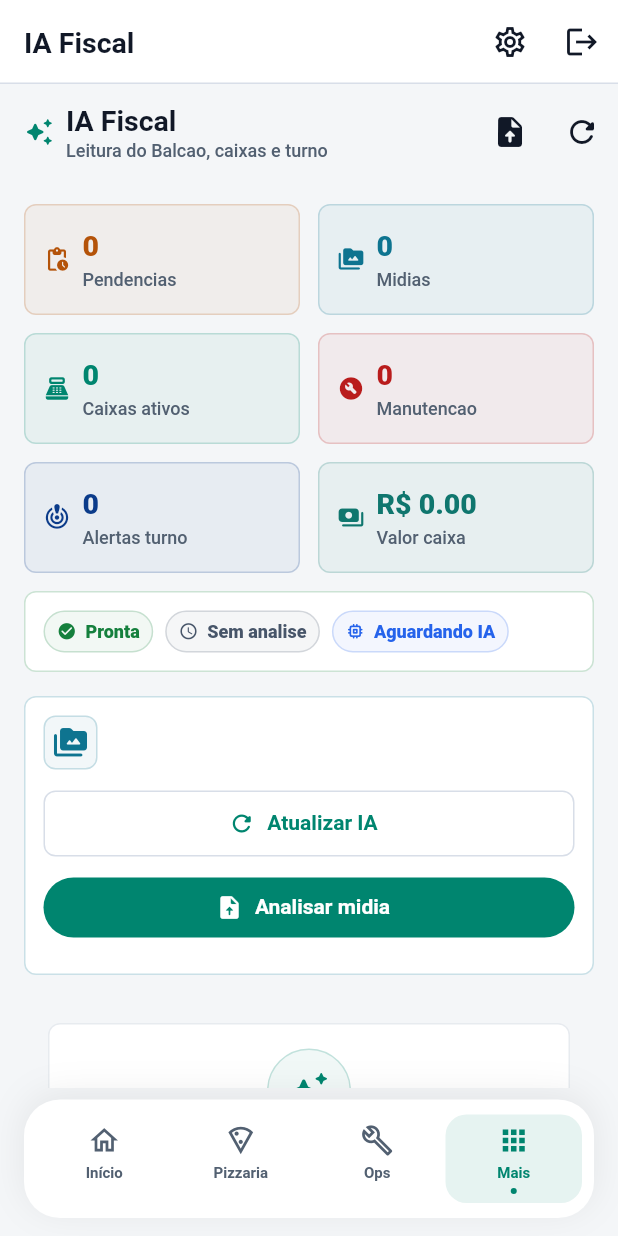
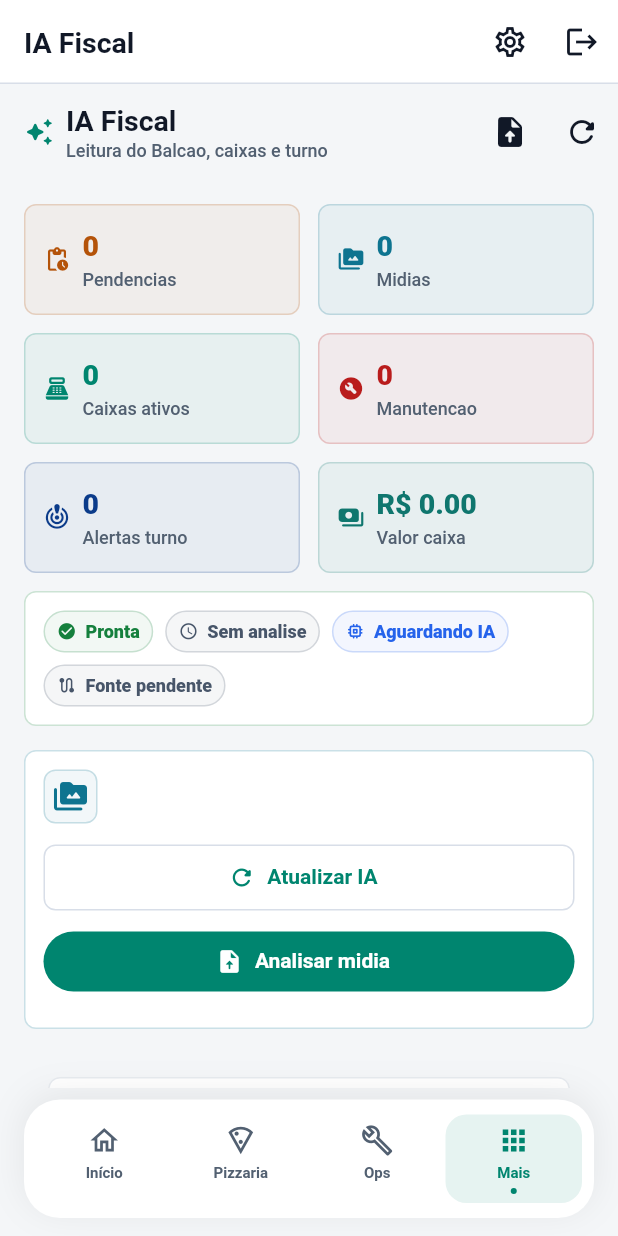
Before and after one commit to unyxapp-bit/Fiscal-assistent, a Flutter app: the screen it shows once a user with an empty profile is signed in, item 4 of the bottom bar chosen, after a tap on "IA Fiscal", on a phone screen of 412 x 824 dp. Run offline on Flutter 3.47's test engine with Material 3 defaults, Android fonts, the phone set to English and light mode, and no system bars; our stand-ins replace connectivity_plus, csv, equatable, file_picker, flutter_dotenv, flutter_local_notifications and 10 more; missing offline and left inert: dart:js_interop, notification_listener_service; accounts and stored records are empty; network calls fail; statements that could not run were skipped; project files that could hold a hidden picture were left out.

Commit message:
Adiciona fallback resiliente na IA fiscal

```diff
--- a/lib/data/models/fiscal_ai_models.dart
+++ b/lib/data/models/fiscal_ai_models.dart
@@ -295,6 +295,7 @@ class FiscalAiInsight {
   final String chatAnswer;
   final List<String> toolsUsed;
   final String provider;
+  final String source;
   final String? model;
   final String? warning;
 
@@ -310,12 +311,20 @@ class FiscalAiInsight {
     required this.chatAnswer,
     required this.toolsUsed,
     required this.provider,
+    required this.source,
     required this.model,
     required this.warning,
   });
 
   bool get hasOperationalData =>
       summary.isNotEmpty || risks.isNotEmpty || recommendations.isNotEmpty;
+
+  bool get isLocalSource =>
+      source == 'local_offline' ||
+      source == 'sem_conexao' ||
+      source == 'timeout_edge' ||
+      source == 'erro_edge' ||
+      source == 'resposta_vazia';
 
   factory FiscalAiInsight.fromMap(Map<String, dynamic> map) => FiscalAiInsight(
         summary: _asString(map['summary']),
@@ -332,6 +341,9 @@ class FiscalAiInsight {
         chatAnswer: _asString(map['chat_answer']),
         toolsUsed: _asStringList(map['tools_used']),
         provider: _asString(map['provider'], 'local'),
+        source: _asString(map['source']).isEmpty
+            ? _asString(map['fonte'], _asString(map['provider'], 'local'))
+            : _asString(map['source']),
         model: _asString(map['model']).isEmpty ? null : _asString(map['model']),
         warning: _asString(map['warning']).isEmpty
             ? null
@@ -350,6 +362,7 @@ class FiscalAiInsight {
         chatAnswer: '',
         toolsUsed: const [],
         provider: 'local',
+        source: 'local_offline',
         model: null,
         warning: null,
       );
--- a/lib/presentation/screens/ai/fiscal_ai_screen.dart
+++ b/lib/presentation/screens/ai/fiscal_ai_screen.dart
@@ -240,6 +240,7 @@ class _FiscalAiScreenState extends State<FiscalAiScreen> {
                     const SizedBox(height: Dimensions.spacingSM),
                     _AiStatusPanel(
                       provider: insight?.provider,
+                      source: insight?.source,
                       model: insight?.model,
                       warning: insight?.warning,
                       lastAnalyzedAt: aiProvider.lastAnalyzedAt,
@@ -553,6 +554,7 @@ class _MetricsPanel extends StatelessWidget {
 
 class _AiStatusPanel extends StatelessWidget {
   final String? provider;
+  final String? source;
   final String? model;
   final String? warning;
   final DateTime? lastAnalyzedAt;
@@ -561,6 +563,7 @@ class _AiStatusPanel extends StatelessWidget {
 
   const _AiStatusPanel({
     required this.provider,
+    required this.source,
     required this.model,
     required this.warning,
     required this.lastAnalyzedAt,
@@ -604,6 +607,12 @@ class _AiStatusPanel extends StatelessWidget {
             icon: Icons.memory_rounded,
             label: _providerLabel(provider, model),
             color: AppColors.info,
+            compact: true,
+          ),
+          StatusPill(
+            icon: _sourceIcon(source),
+            label: _sourceLabel(source),
+            color: _sourceColor(source),
             compact: true,
           ),
           if (actionsCount > 0)
@@ -780,6 +789,12 @@ class _InsightSummary extends StatelessWidget {
                           label:
                               _providerLabel(insight.provider, insight.model),
                           color: AppColors.info,
+                          compact: true,
+                        ),
+                        StatusPill(
+                          icon: _sourceIcon(insight.source),
+                          label: _sourceLabel(insight.source),
+                          color: _sourceColor(insight.source),
                           compact: true,
                         ),
                       ],
@@ -1480,6 +1495,7 @@ String _providerLabel(String? provider, String? model) {
   final providerText = switch (provider) {
     'openai' => 'OpenAI',
     'anthropic' => 'Anthropic',
+    'gemini' => 'Gemini',
     'fallback' => 'Fallback local',
     'local' => 'Analise local',
     null || '' => 'Aguardando IA',
@@ -1487,6 +1503,55 @@ String _providerLabel(String? provider, String? model) {
   };
   if (model == null || model.trim().isEmpty) return providerText;
   return '$providerText / ${model.trim()}';
+}
+
+String _sourceLabel(String? source) {
+  return switch (source) {
+    'ia_completa' => 'IA completa',
+    'ia_mini' => 'IA resumida',
+    'ia_gemini' => 'Gemini',
+    'ia_gemini_lite' => 'Gemini Lite',
+    'ia_anthropic' => 'Anthropic',
+    'local_edge' => 'Edge local',
+    'local_offline' => 'Modo local',
+    'sem_conexao' => 'Sem conexao',
+    'timeout_edge' => 'Timeout local',
+    'erro_edge' => 'Erro local',
+    'resposta_vazia' => 'Resposta local',
+    null || '' => 'Fonte pendente',
+    _ => source,
+  };
+}
+
+Color _sourceColor(String? source) {
+  return switch (source) {
+    'ia_completa' => AppColors.success,
+    'ia_mini' => AppColors.info,
+    'ia_gemini' || 'ia_gemini_lite' => AppColors.teal,
+    'ia_anthropic' => AppColors.deepPurple,
+    'local_edge' ||
+    'local_offline' ||
+    'sem_conexao' ||
+    'timeout_edge' ||
+    'erro_edge' ||
+    'resposta_vazia' =>
+      AppColors.statusAtencao,
+    _ => AppColors.blueGrey,
+  };
+}
+
+IconData _sourceIcon(String? source) {
+  return switch (source) {
+    'ia_completa' => Icons.check_circle_rounded,
+    'ia_mini' => Icons.compress_rounded,
+    'ia_gemini' || 'ia_gemini_lite' => Icons.auto_awesome_rounded,
+    'ia_anthropic' => Icons.psychology_alt_rounded,
+    'local_edge' || 'local_offline' => Icons.offline_bolt_rounded,
+    'sem_conexao' => Icons.wifi_off_rounded,
+    'timeout_edge' => Icons.timer_off_rounded,
+    'erro_edge' || 'resposta_vazia' => Icons.info_outline_rounded,
+    _ => Icons.route_rounded,
+  };
 }
 
 String _actionStatusLabel(String status) {
```
Also changed, not shown: lib/data/services/fiscal_ai_service.dart (+242 -4 lines), 4 other files.
